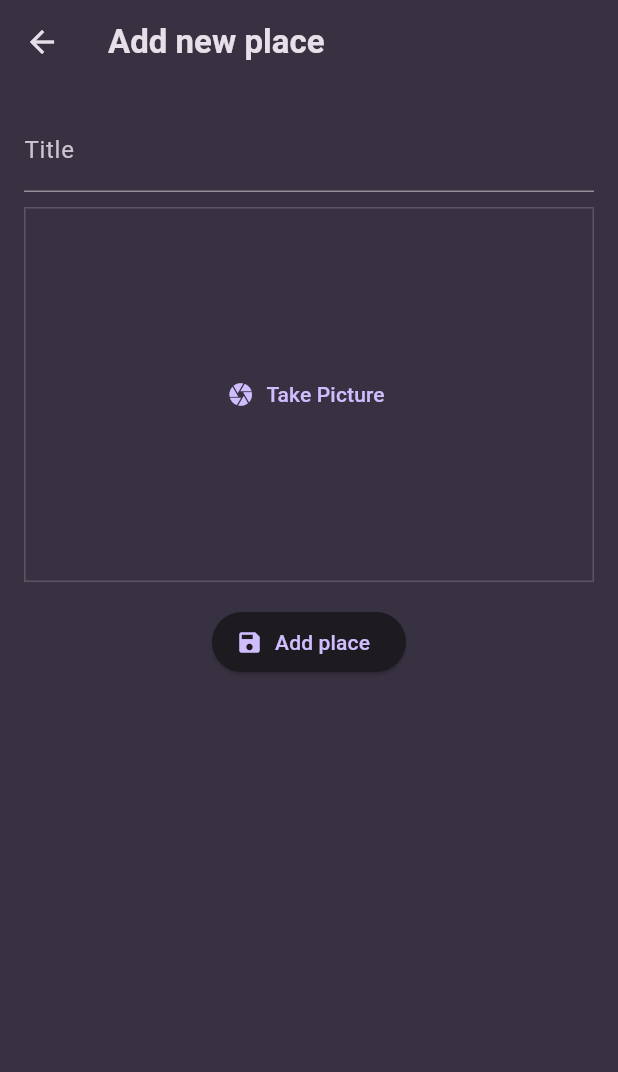
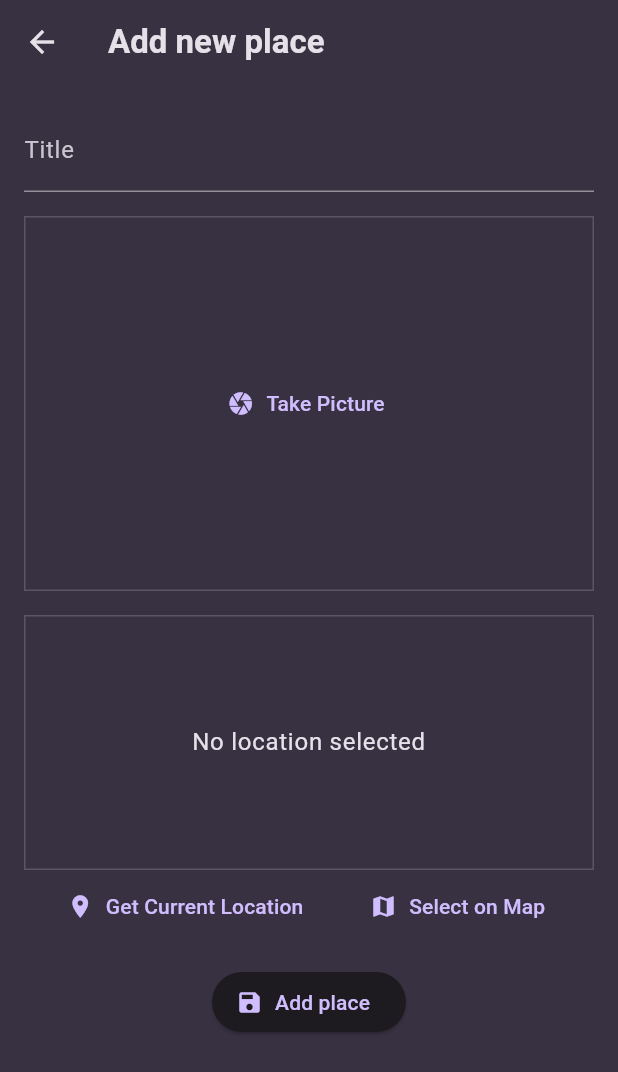
Before and after one commit to 911samuel/favorite_places_app, a Flutter app: the AddPlaceScreen screen opened directly, on a phone screen of 412 x 824 dp. Shown: the top 1072 px of the screen. Run offline on Flutter 3.47's test engine with Material 3 defaults, Android fonts, the phone set to English and light mode, and no system bars; our stand-ins replace flutter_riverpod, google_fonts, image_picker.

Commit message:
Adding the "location" Package & Starting with the "Get Location" Input Widget

```diff
--- a/lib/screens/add_place.dart
+++ b/lib/screens/add_place.dart
@@ -2,6 +2,7 @@ import 'dart:io';
 
 import 'package:favorite_places_app/providers/user_places.dart';
 import 'package:favorite_places_app/widgets/image_input.dart';
+import 'package:favorite_places_app/widgets/location_input.dart';
 import 'package:flutter/material.dart';
 import 'package:flutter_riverpod/flutter_riverpod.dart';
 
@@ -47,8 +48,10 @@ class _AddPlaceScreenState extends ConsumerState<AddPlaceScreen> {
               controller: _titleController,
               style: TextStyle(color: Theme.of(context).colorScheme.onSurface),
             ),
-            const SizedBox(height: 10),
+            const SizedBox(height: 16),
             ImageInput(onSelectImage: (image) => _selectedImage = image,),
+            const SizedBox(height: 16),
+            LocationInput(),
             const SizedBox(height: 16),
             ElevatedButton.icon(
               onPressed: _savePlace,
--- /dev/null
+++ b/lib/widgets/location_input.dart
@@ -0,0 +1,54 @@
+import 'package:flutter/material.dart';
+
+class LocationInput extends StatefulWidget {
+  const LocationInput({super.key});
+
+  @override
+  State<LocationInput> createState() => _LocationInputState();
+}
+
+class _LocationInputState extends State<LocationInput> {
+  @override
+  Widget build(BuildContext context) {
+    return Column(
+      children: [
+        Container(
+          width: double.infinity,
+          height: 170,
+          alignment: Alignment.center,
+          decoration: BoxDecoration(
+            border: Border.all(
+              width: 1,
+              color: Theme.of(
+                context,
+              ).colorScheme.onSurface.withValues(alpha: 0.2),
+            ),
+          ),
+          child: Text(
+            'No location selected',
+            style: Theme.of(context).textTheme.bodyLarge!.copyWith(
+              color: Theme.of(context).colorScheme.onSurface,
+            ),
+            textAlign: TextAlign.center,
+          ),
+        ),
+        Row(
+          mainAxisAlignment: MainAxisAlignment.spaceEvenly,
+
+          children: [
+            TextButton.icon(
+              onPressed: () {},
+              label: const Text('Get Current Location'),
+              icon: Icon(Icons.location_on),
+            ),
+            TextButton.icon(
+              onPressed: () {},
+              label: const Text('Select on Map'),
+              icon: Icon(Icons.map),
+            ),
+          ],
+        ),
+      ],
+    );
+  }
+}
--- a/pubspec.yaml
+++ b/pubspec.yaml
@@ -38,6 +38,7 @@ dependencies:
   uuid: ^4.5.1
   flutter_riverpod: ^2.6.1
   image_picker: ^1.1.2
+  location: ^8.0.0
 
 dev_dependencies:
   flutter_test:
```
Also changed, not shown: pubspec.lock, 2 other files.
